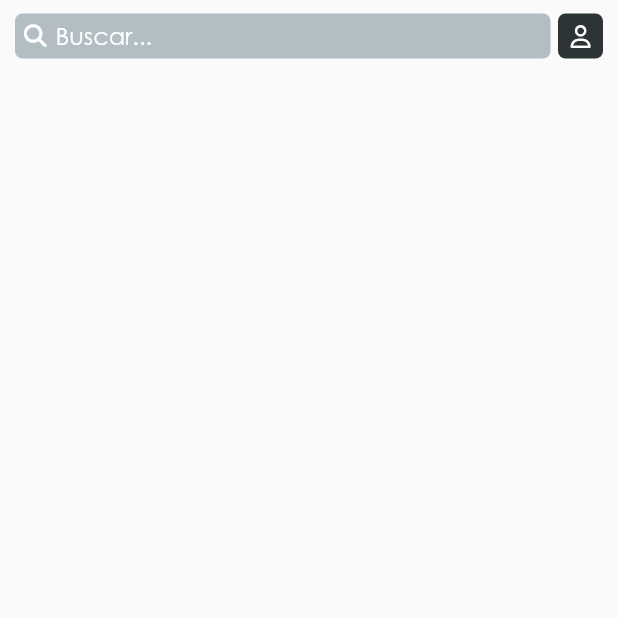
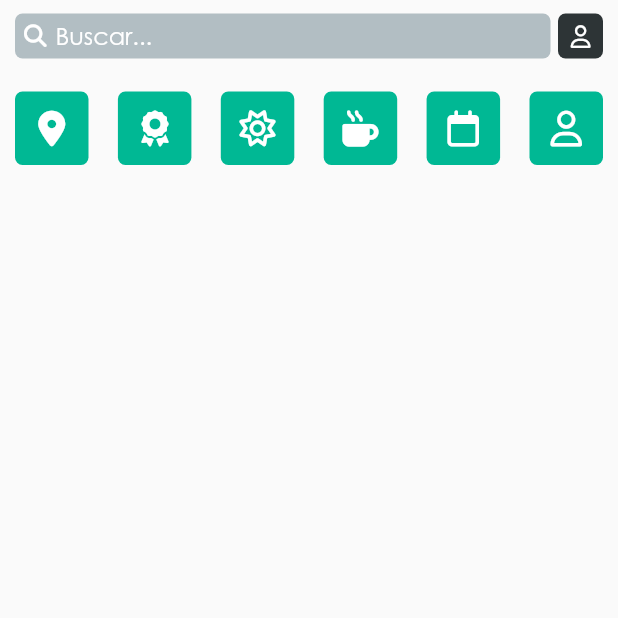
Before and after one commit to pueblobelloapp/TouristApp, a Flutter app: the Principal screen opened directly, on a phone screen of 412 x 824 dp, the top half of it. Run offline on Flutter 3.47's test engine with Material 2 defaults, Android fonts, the phone set to English and light mode, and no system bars; our stand-ins replace firebase_auth, firebase_core, font_awesome_flutter, get, google_maps_flutter, image_picker and 2 more; accounts and stored records are empty.

Commit message:
en la clase principal se instancia la clase categoriaBtonRow

```diff
--- a/lib/Recursos/Paginas/Principal/principal.dart
+++ b/lib/Recursos/Paginas/Principal/principal.dart
@@ -1,3 +1,4 @@
+import 'package:app_turismo_usuario/Recursos/Modelos/Catergoria/CategoriaBtonRow.dart';
 import 'package:app_turismo_usuario/Recursos/Paginas/Login/LoginControllers.dart';
 import 'package:app_turismo_usuario/Recursos/Paginas/Perfil/Perfil.dart';
 import 'package:app_turismo_usuario/Recursos/Paginas/Principal/principalController.dart';
@@ -6,6 +7,7 @@ import 'package:app_turismo_usuario/Recursos/theme/app_theme.dart';
 import 'package:flutter/material.dart';
 import 'package:font_awesome_flutter/font_awesome_flutter.dart';
 import 'package:get/get.dart';
+import '../../Modelos/Catergoria/CategoriaBtonRowController.dart';
 
 class Principal extends GetView<PrincipalController> {
   const Principal({super.key});
@@ -20,7 +22,7 @@ class Principal extends GetView<PrincipalController> {
             Padding(
               padding: const EdgeInsets.only(top: 9.0),
               child: _search(context),
-            )
+            ),
           ],
         ),
       ),
@@ -30,8 +32,11 @@ class Principal extends GetView<PrincipalController> {
 
 Widget _search(BuildContext context) {
   final controller = Get.put<PrincipalController>(PrincipalController());
+  Get.put(CategoryButtonRowController());
   return SafeArea(
-      child: Row(
+      child: Column(
+    children: [
+      Row(
         children: <Widget>[
           Expanded(
             child: Container(
@@ -61,6 +66,10 @@ Widget _search(BuildContext context) {
                   color: Color.fromRGBO(45, 52, 54, 1),
                   borderRadius: BorderRadius.all(Radius.circular(5.0))),
               child: _popupMenuProfile(context)),
+        ],
+      ),
+      const SizedBox(height: 22.0),
+      const CategoryButtonRow()
     ],
   ));
 }
```
Lines whose indentation alone changed are shown as unchanged.
